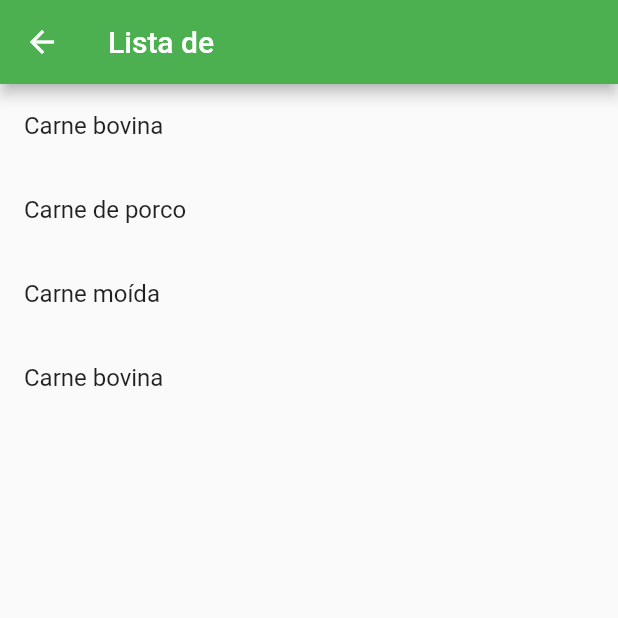
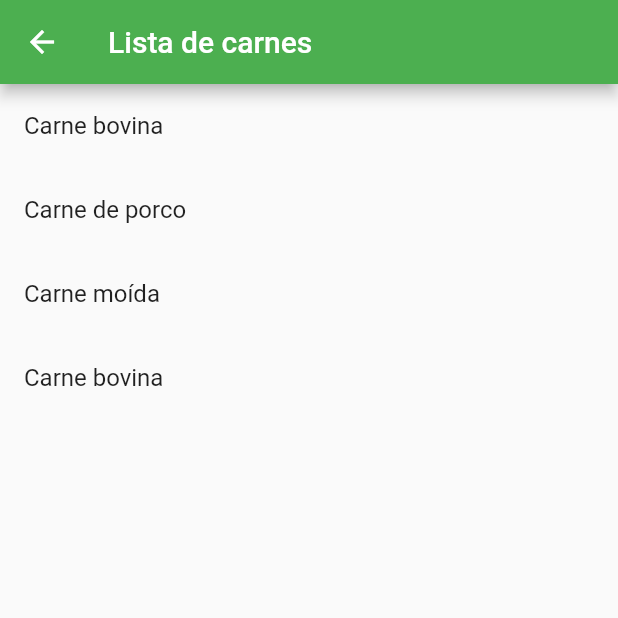
Before and after one commit to Alifyz/mercado-app, a Flutter app: the AddItemsDetailsPage screen opened directly with empty values, on a phone screen of 412 x 824 dp, the top half of it. Run offline on Flutter 3.47's test engine with Material 2 defaults, Android fonts, the phone set to English and light mode, and no system bars; our stand-ins replace sqflite; accounts and stored records are empty.

Commit message:
add: query by category utils

```diff
--- a/lib/pages/add_items_detail/add_item_details.dart
+++ b/lib/pages/add_items_detail/add_item_details.dart
@@ -9,13 +9,12 @@ class AddItemsDetailsPage extends StatelessWidget {
   @override
   Widget build(BuildContext context) {
     final AddDetailsArguments args = ModalRoute.of(context).settings.arguments;
-
     return Scaffold(
       appBar: AppBar(
         title: Text('Lista de ${getHeader(args.categoryName)}'),
       ),
       body: FutureBuilder(
-          future: Repository.getAllGroceries(),
+          future: Repository.getGroceriesByCategory(getQueryCategory(args.categoryName)),
           builder: (context, AsyncSnapshot<List<GroceryItem>> snapshot) {
             if (!snapshot.hasError && snapshot.hasData) {
               return GroceryListWidget(data: snapshot.data);
--- a/lib/pages/add_items_detail/utils/details_utils.dart
+++ b/lib/pages/add_items_detail/utils/details_utils.dart
@@ -0,0 +1,46 @@
+import 'package:groceryapp/domain/grocery_item.dart';
+
+String getHeader(Category category) {
+  switch (category) {
+    case Category.Meat:
+      return "carnes";
+      break;
+    case Category.Milk:
+      return "laticínios";
+      break;
+    case Category.Cleaning:
+      return "limpeza";
+      break;
+    case Category.Fiber:
+      return "legumes";
+      break;
+    default:
+      {
+        return "items";
+      }
+  }
+}
+
+String getQueryCategory(Category category) {
+  switch (category) {
+    case Category.Meat:
+      return 'Meat';
+      break;
+
+    case Category.Cleaning:
+      return 'Cleaning';
+      break;
+
+    case Category.Fiber:
+      return 'Fiber';
+      break;
+
+    case Category.Milk:
+      return 'Milk';
+      break;
+
+    default:
+      return 'Other';
+      break;
+  }
+}
```
